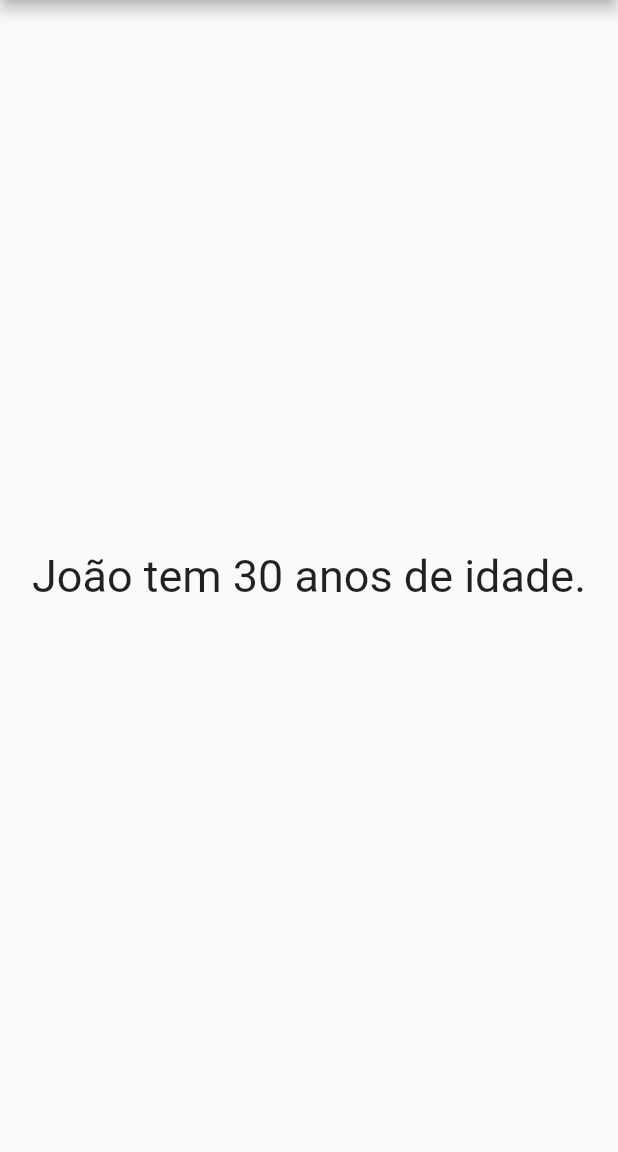
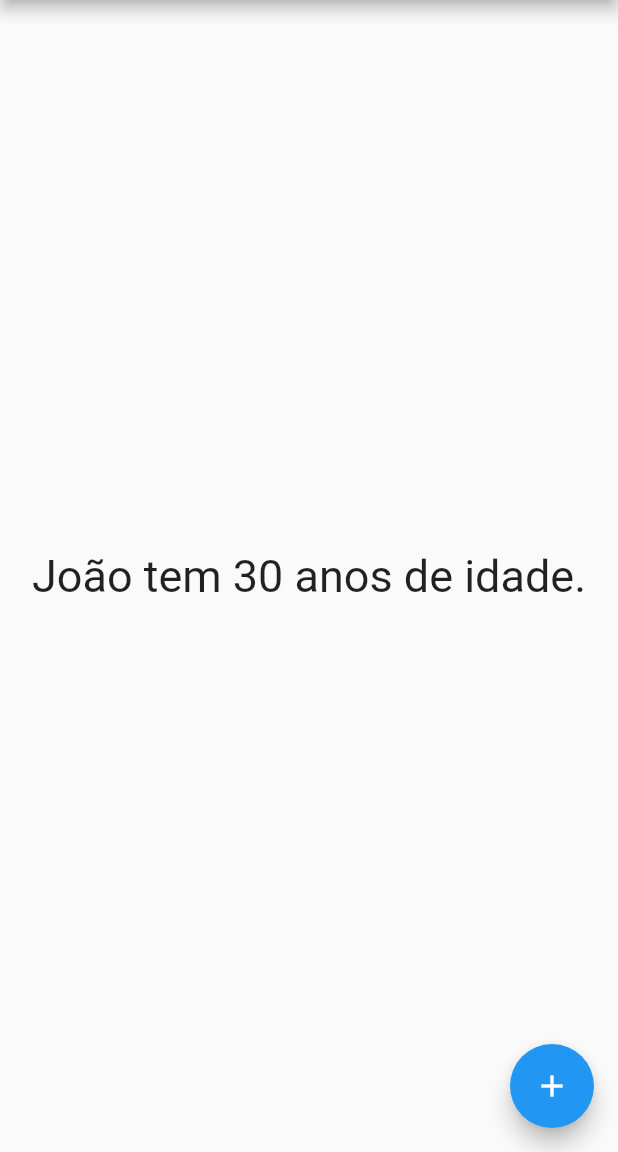
Before and after one commit to BryanDietrichBernhardt/curso-flutter-provider, a Flutter app: the screen it shows after launch, on a phone screen of 412 x 824 dp, the part 84-1236 px from its top. Run offline on Flutter 3.47's test engine with Material 2 defaults, Android fonts, the phone set to English and light mode, and no system bars.

```diff
--- a/lib/main.dart
+++ b/lib/main.dart
@@ -4,7 +4,7 @@ import 'package:provider_app/models/pessoa.dart';
 
 void main() {
   runApp(
-    Provider(
+    ChangeNotifierProvider(
       create: (context) {
         return Pessoa();
       },
@@ -31,6 +31,11 @@ class MainApp extends StatelessWidget {
             style: const TextStyle(fontSize: 30),
           ),
         ),
+        floatingActionButton: FloatingActionButton(
+          onPressed: () =>
+              Provider.of<Pessoa>(context, listen: false).incrementaIdade(),
+          child: const Icon(Icons.add),
+        ),
       ),
     );
   }
--- a/lib/models/pessoa.dart
+++ b/lib/models/pessoa.dart
@@ -1,6 +1,16 @@
-class Pessoa {
-  String nome = "João";
-  int idade = 30;
+import 'package:flutter/material.dart';
 
-  Pessoa();
+class Pessoa with ChangeNotifier {
+  String nome;
+  int idade;
+
+  Pessoa({
+    this.nome = "João",
+    this.idade = 30,
+  });
+
+  void incrementaIdade() {
+    idade++;
+    notifyListeners();
+  }
 }
```
